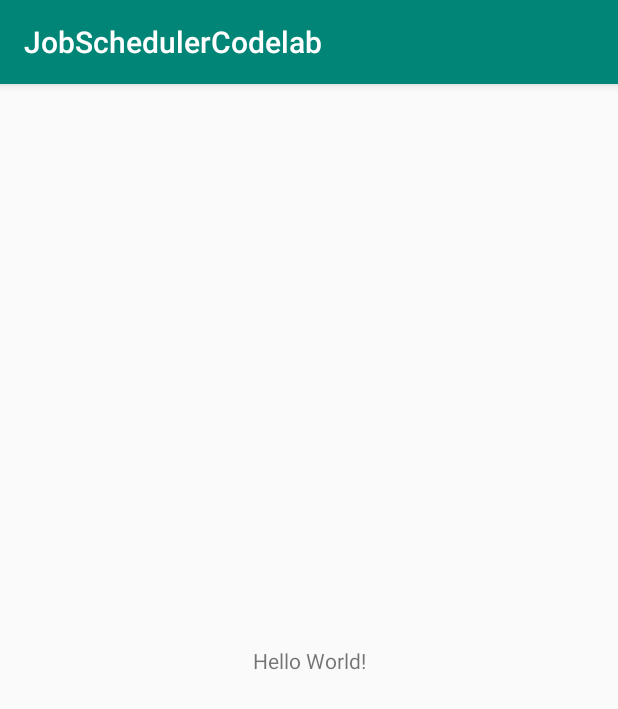
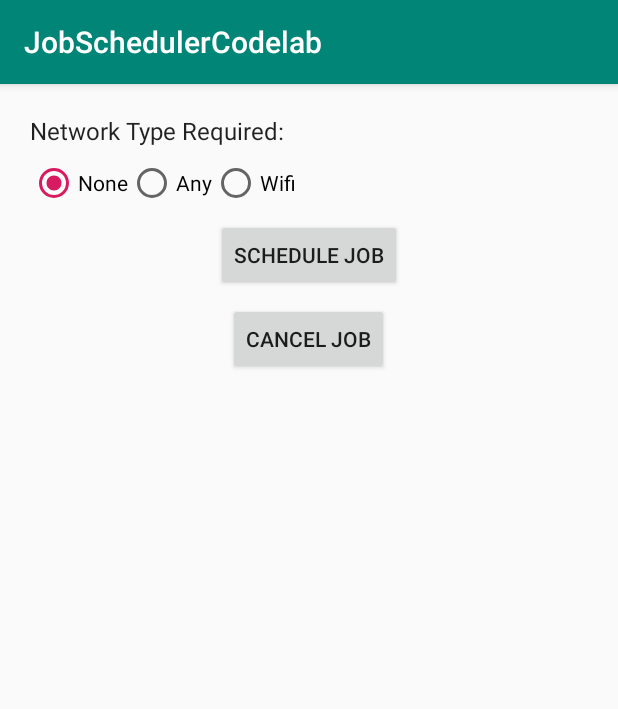
Before and after one commit to HyeokJaeChoi/JobSchedularCodelab, an Android app: the screen it shows after launch (MainActivity), on a phone screen of 412 x 824 dp. Shown: the top 709 px of the screen. Run offline under Robolectric (Android 15) with nearby library versions, the phone set to English and light mode, and no system bars.

```diff
--- a/app/src/main/res/layout/activity_main.xml
+++ b/app/src/main/res/layout/activity_main.xml
@@ -1,18 +1,62 @@
 <?xml version="1.0" encoding="utf-8"?>
-<androidx.constraintlayout.widget.ConstraintLayout xmlns:android="http://schemas.android.com/apk/res/android"
+<LinearLayout xmlns:android="http://schemas.android.com/apk/res/android"
     xmlns:app="http://schemas.android.com/apk/res-auto"
     xmlns:tools="http://schemas.android.com/tools"
     android:layout_width="match_parent"
     android:layout_height="match_parent"
+    android:orientation="vertical"
+    android:padding="16dp"
     tools:context=".MainActivity">
 
     <TextView
         android:layout_width="wrap_content"
         android:layout_height="wrap_content"
-        android:text="Hello World!"
-        app:layout_constraintBottom_toBottomOf="parent"
-        app:layout_constraintLeft_toLeftOf="parent"
-        app:layout_constraintRight_toRightOf="parent"
-        app:layout_constraintTop_toTopOf="parent" />
+        android:text="Network Type Required:"
+        android:textAppearance="@style/TextAppearance.AppCompat.Subhead"
+        android:layout_margin="4dp"
+        />
 
-</androidx.constraintlayout.widget.ConstraintLayout>
+    <RadioGroup
+        android:id="@+id/networkOptions"
+        android:layout_width="wrap_content"
+        android:layout_height="wrap_content"
+        android:orientation="horizontal"
+        android:layout_margin="4dp">
+
+        <RadioButton
+            android:id="@+id/noNetwork"
+            android:text="None"
+            android:checked="true"
+            />
+
+        <RadioButton
+            android:id="@+id/anyNetwork"
+            android:text="Any"
+            />
+
+        <RadioButton
+            android:id="@+id/wifiNetwork"
+            android:text="Wifi"
+            />
+
+    </RadioGroup>
+
+    <Button
+        android:id="@+id/scheduleJobBtn"
+        android:layout_width="wrap_content"
+        android:layout_height="wrap_content"
+        android:text="Schedule Job"
+        android:layout_gravity="center_horizontal"
+        android:layout_margin="4dp"
+        />
+
+    <Button
+        android:id="@+id/cancelJobBtn"
+        android:layout_width="wrap_content"
+        android:layout_height="wrap_content"
+        android:text="Cancel Job"
+        android:layout_gravity="center_horizontal"
+        android:layout_margin="4dp"
+        />
+
+</LinearLayout>
```
Also changed, not shown: app/src/main/java/com/hyeok/jobschedulercodelab/MainActivity.kt (+63 -1 lines), app/src/main/java/com/hyeok/jobschedulercodelab/NotificationJobService.kt (+48 -0 lines), app/src/main/res/drawable-anydpi-v24/ic_job_running.xml (added, +13 -0 lines), app/src/main/res/drawable-hdpi/ic_job_running.png (added), app/src/main/res/drawable-mdpi/ic_job_running.png (added), app/src/main/res/drawable-xhdpi/ic_job_running.png (added), app/src/main/res/drawable-xxhdpi/ic_job_running.png (added).
